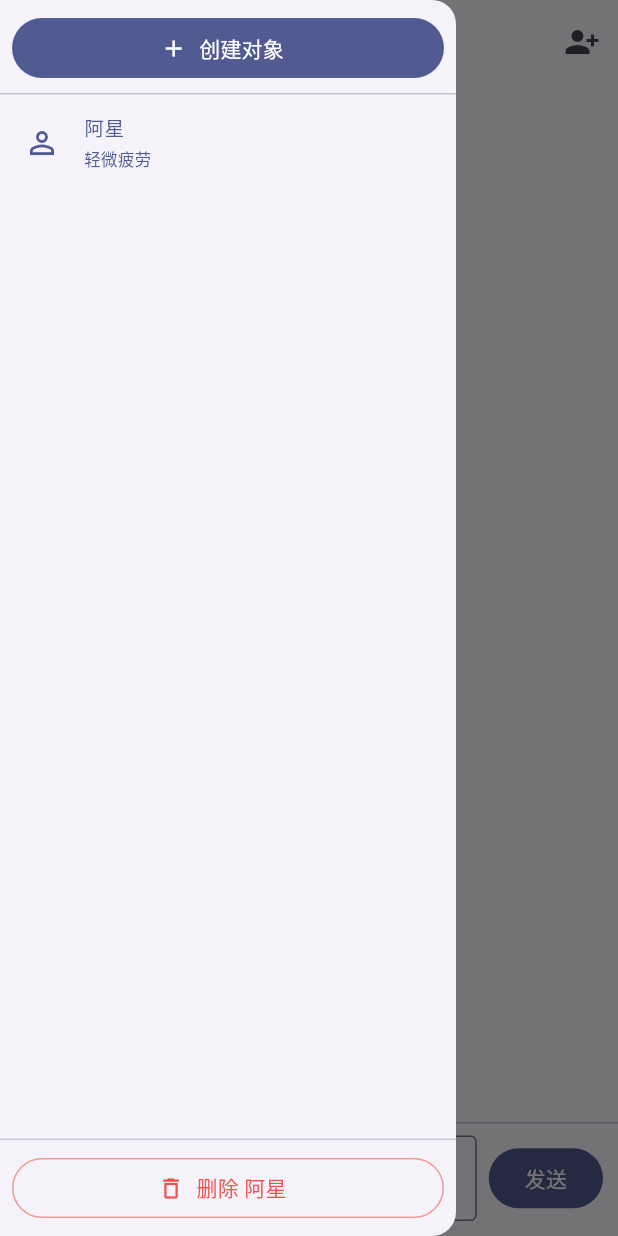
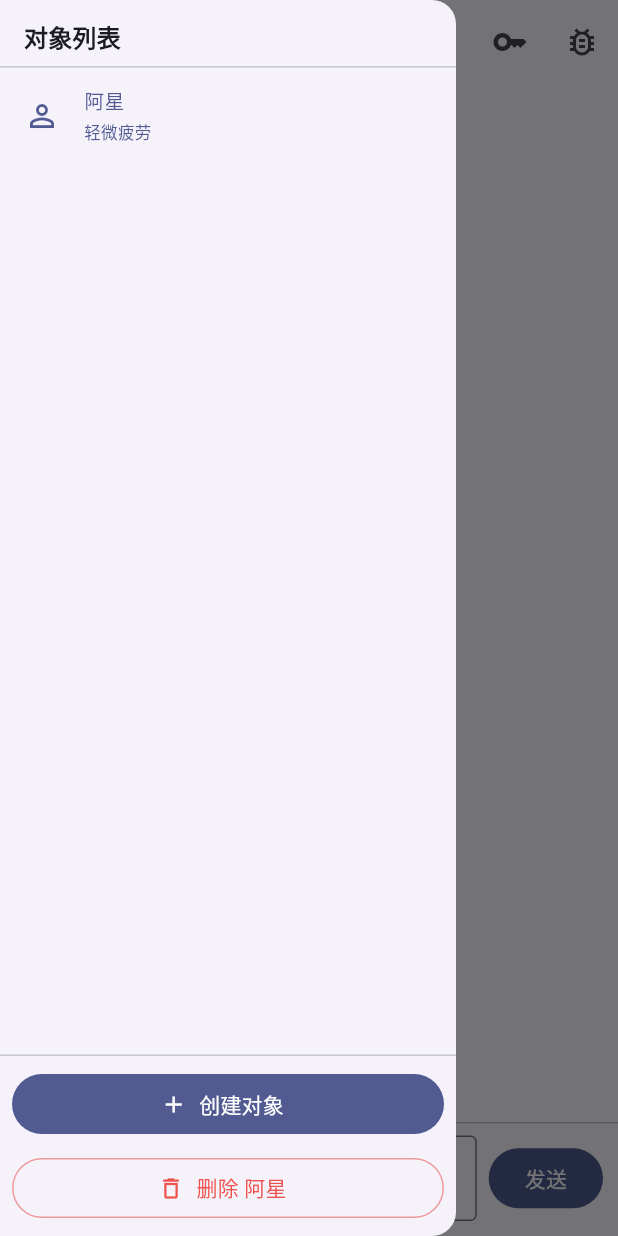
Before and after one commit to shoelace66/ai_roleplay_chat, a Flutter app: the screen it shows after launch, with the side drawer open, on a phone screen of 412 x 824 dp. Run offline on Flutter 3.47's test engine with Material 3 defaults, Android fonts, the phone set to English and light mode, and no system bars; our stand-ins replace shared_preferences.

Commit message:
feat: 优化移动端UI布局，调整功能按钮位置
- 移动端AppBar删除创建角色按钮，改为显示API配置和调试模式按钮
- 抽屉菜单中创建角色按钮移至底部（删除按钮上方）
- 抽屉菜单顶部添加'对象列表'标题
- 统一移动端和桌面端的功能入口位置

```diff
--- a/lib/features/chat/presentation/pages/chat_page.dart
+++ b/lib/features/chat/presentation/pages/chat_page.dart
@@ -338,10 +338,20 @@ class _ChatPageState extends State<ChatPage> {
           ),
         ),
         actions: [
+          // 移动端AppBar显示API配置和调试功能按钮
           IconButton(
-            onPressed: _openCreateContactDialog,
-            tooltip: '创建对象',
-            icon: const Icon(Icons.person_add_alt_1),
+            onPressed: _openApiSettingDialog,
+            tooltip: 'API 配置',
+            icon: const Icon(Icons.key_outlined),
+          ),
+          IconButton(
+            onPressed: _provider.toggleDebugMode,
+            tooltip: '切换调试模式',
+            icon: Icon(
+              _provider.isDebugMode
+                  ? Icons.bug_report
+                  : Icons.bug_report_outlined,
+            ),
           ),
         ],
       ),
--- a/lib/features/chat/presentation/widgets/contact_sidebar.dart
+++ b/lib/features/chat/presentation/widgets/contact_sidebar.dart
@@ -61,18 +61,19 @@ class ContactSidebar extends StatelessWidget {
       width: 220,
       child: Column(
         children: [
-          Padding(
-            padding: const EdgeInsets.fromLTRB(8, 8, 8, 6),
-            child: SizedBox(
-              width: double.infinity,
-              child: FilledButton.icon(
-                onPressed: onAdd,
-                icon: const Icon(Icons.add, size: 18),
-                label: const Text('创建对象'),
-              ),
+          // 顶部标题栏
+          Container(
+            padding: const EdgeInsets.fromLTRB(16, 12, 16, 8),
+            alignment: Alignment.centerLeft,
+            child: Text(
+              '对象列表',
+              style: Theme.of(context).textTheme.titleMedium?.copyWith(
+                    fontWeight: FontWeight.bold,
+                  ),
             ),
           ),
           const Divider(height: 1),
+          // 联系人列表
           Expanded(
             child: contacts.isEmpty
                 ? const Center(
@@ -118,10 +119,24 @@ class ContactSidebar extends StatelessWidget {
                     },
                   ),
           ),
+          // 底部操作按钮区域
+          const Divider(height: 1),
+          // 创建对象按钮（移到最底部）
+          Padding(
+            padding: const EdgeInsets.fromLTRB(8, 8, 8, 4),
+            child: SizedBox(
+              width: double.infinity,
+              child: FilledButton.icon(
+                onPressed: onAdd,
+                icon: const Icon(Icons.add, size: 18),
+                label: const Text('创建对象'),
+              ),
+            ),
+          ),
+          // 删除按钮（在创建按钮上方）
           if (showDeleteInFooter) ...[
-            const Divider(height: 1),
             Padding(
-              padding: const EdgeInsets.all(8),
+              padding: const EdgeInsets.fromLTRB(8, 4, 8, 8),
               child: SizedBox(
                 width: double.infinity,
                 child: selected != null
@@ -143,6 +158,8 @@ class ContactSidebar extends StatelessWidget {
                       ),
               ),
             ),
+          ] else ...[
+            const SizedBox(height: 8),
           ],
         ],
       ),
```
Also changed, not shown: 3 other files.
